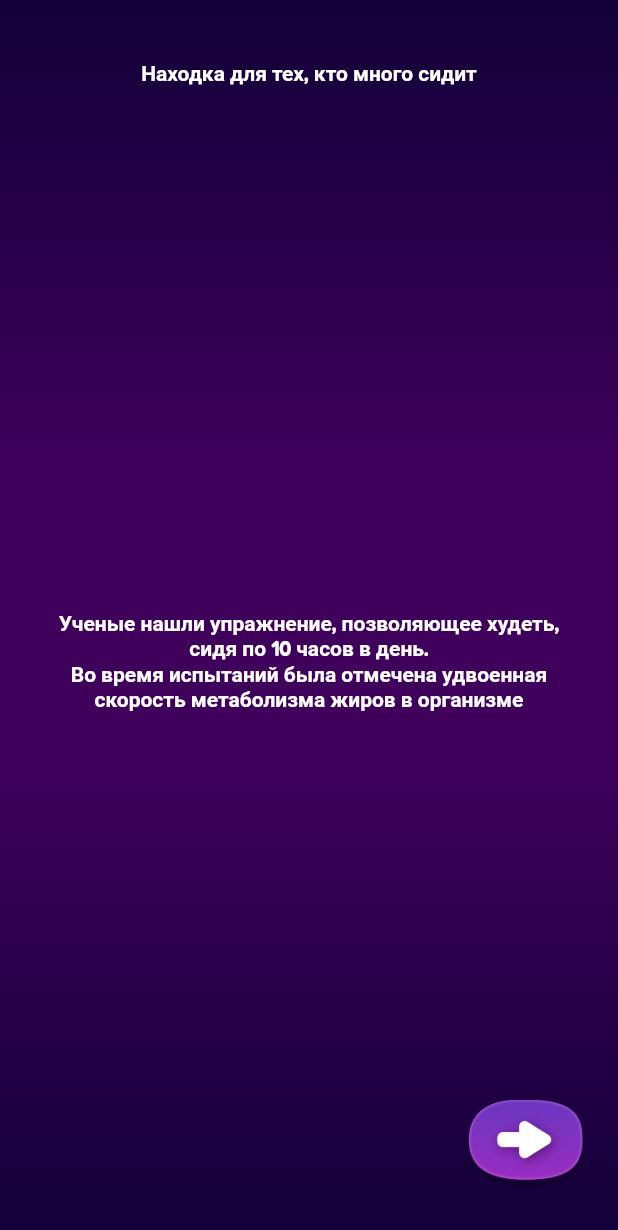
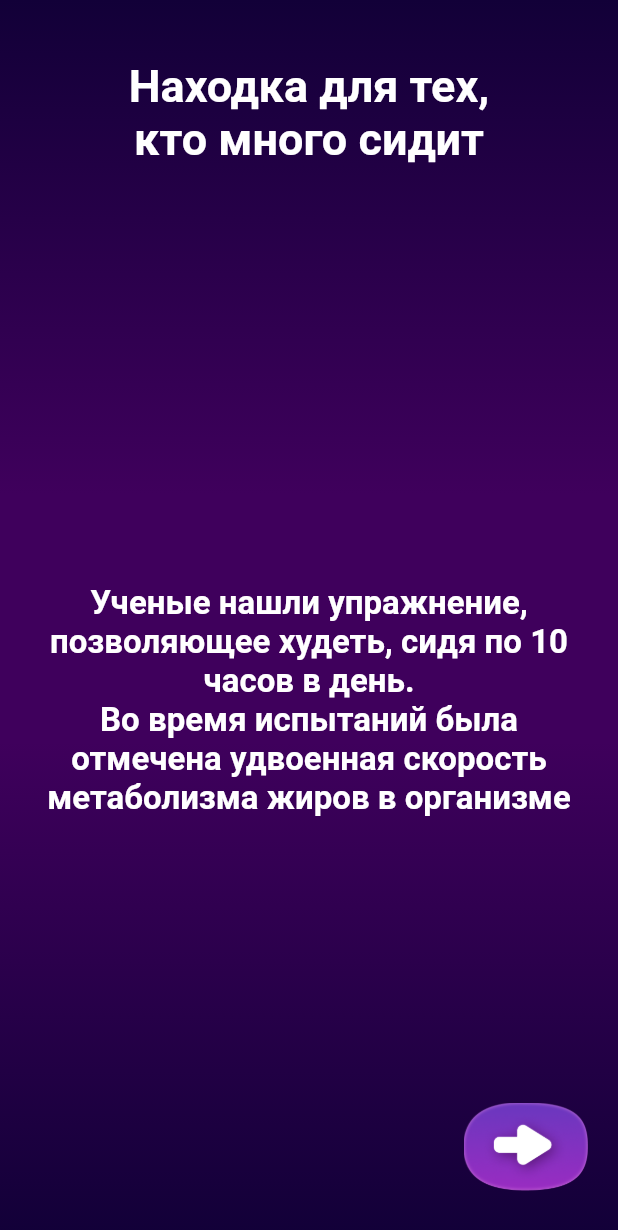
Before and after one commit to AlexMobile-l/lazy_fit, a Flutter app: the screen it shows after launch, on a phone screen of 412 x 824 dp. Shown: the top 1230 px of the screen. Run offline on Flutter 3.47's test engine with Material 2 defaults, Android fonts, the light colour scheme and no system bars; our stand-ins replace shared_preferences.

Commit message:
add buttons

```diff
--- a/lib/main.dart
+++ b/lib/main.dart
@@ -11,7 +11,6 @@ void main() {
 class MyApp extends StatelessWidget {
   const MyApp({super.key});
 
-  // This widget is the root of your application.
   @override
   Widget build(BuildContext context) {
     return MaterialApp(
--- /dev/null
+++ b/lib/presentation/common_widgets/buttons/button_medium.dart
@@ -0,0 +1,29 @@
+import 'package:flutter/material.dart';
+import 'package:lazy_fit/presentation/theme/theme_text_style.dart';
+
+class ButtonMedium extends StatelessWidget {
+  final String text;
+  const ButtonMedium(this.text, {super.key});
+
+  @override
+  Widget build(BuildContext context) {
+    return SizedBox(
+      width: 146,
+      height: 59,
+      child: Stack(
+        children: [
+          Image.asset(
+            'assets/buttons/button_medium.png',
+          ),
+          Align(
+            alignment: Alignment.center,
+            child: Text(
+              text,
+              style: ThemeTextStyle.s22w600.copyWith(color: Colors.white),
+            ),
+          ),
+        ],
+      ),
+    );
+  }
+}
--- /dev/null
+++ b/lib/presentation/common_widgets/buttons/button_small.dart
@@ -0,0 +1,32 @@
+import 'package:flutter/material.dart';
+
+class ButtonSmall extends StatelessWidget {
+  final String text;
+  final bool arrowRightVisibility;
+  const ButtonSmall(
+      {this.text = '', this.arrowRightVisibility = false, super.key});
+
+  @override
+  Widget build(BuildContext context) {
+    return SizedBox(
+      width: 83,
+      height: 59,
+      child: Stack(
+        children: [
+          Image.asset(
+            'assets/buttons/button_small.png',
+          ),
+          if (text.isNotEmpty) Text(text),
+          if (arrowRightVisibility)
+            Align(
+              alignment: Alignment.center,
+              child: Image.asset(
+                'assets/icons/arrow_right.png',
+                width: 58,
+              ),
+            ),
+        ],
+      ),
+    );
+  }
+}
--- a/lib/presentation/common_widgets/buttons/small_next_button.dart
+++ /dev/null
@@ -1,18 +0,0 @@
-import 'package:flutter/material.dart';
-
-class SmallNextButton extends StatefulWidget {
-  const SmallNextButton({super.key});
-
-  @override
-  State<SmallNextButton> createState() => _SmallNextButtonState();
-}
-
-class _SmallNextButtonState extends State<SmallNextButton> {
-  @override
-  Widget build(BuildContext context) {
-    return SizedBox(
-      width: 83,
-      child: Image.asset('assets/buttons/small_next_button.png'),
-    );
-  }
-}
--- a/lib/presentation/screens/onboarding_screen.dart
+++ b/lib/presentation/screens/onboarding_screen.dart
@@ -1,7 +1,10 @@
 import 'package:flutter/material.dart';
-import 'package:lazy_fit/presentation/common_widgets/buttons/small_next_button.dart';
+import 'package:lazy_fit/presentation/common_widgets/buttons/button_medium.dart';
+import 'package:lazy_fit/presentation/common_widgets/buttons/button_small.dart';
 import 'package:lazy_fit/presentation/theme/gradients.dart';
 import 'package:lazy_fit/presentation/theme/theme_text_style.dart';
+import 'package:lazy_fit/states/splash_state.dart';
+import 'package:provider/provider.dart';
 
 enum PositionPage {
   pageFirst,
@@ -95,7 +98,7 @@ class _OnboardingScreenState extends State<OnboardingScreen>
                     top: 0,
                     left: positionPageFirst(screenWidth),
                     child: const _Content(
-                      title: 'Находка для тех, кто много сидит',
+                      title: 'Находка для тех,\nкто много сидит',
                       body:
                           'Ученые нашли упражнение, позволяющее худеть, сидя по 10 часов в день.\nВо время испытаний была отмечена удвоенная скорость метаболизма жиров в организме',
                     ),
@@ -112,9 +115,18 @@ class _OnboardingScreenState extends State<OnboardingScreen>
                   Align(
                     alignment: Alignment.bottomRight,
                     child: Container(
-                        margin: const EdgeInsets.only(right: 20, bottom: 30),
-                        child: GestureDetector(
-                            onTap: move, child: const SmallNextButton())),
+                      margin: const EdgeInsets.only(right: 20, bottom: 30),
+                      child: GestureDetector(
+                        onTap: position != PositionPage.pageSecond
+                            ? move
+                            : context.read<SplashState>().setFirstEntry,
+                        child: position != PositionPage.pageSecond
+                            ? const ButtonSmall(
+                                arrowRightVisibility: true,
+                              )
+                            : const ButtonMedium('Поехали'),
+                      ),
+                    ),
                   )
                 ]);
               }),
@@ -144,13 +156,13 @@ class _Content extends StatelessWidget {
             padding: const EdgeInsets.only(top: 40),
             child: Text(
               title,
-              style: ThemeTextStyle.s14w600.copyWith(color: Colors.white),
+              style: ThemeTextStyle.s30w600.copyWith(color: Colors.white),
               textAlign: TextAlign.center,
             ),
           ),
           Text(
             body,
-            style: ThemeTextStyle.s14w600.copyWith(color: Colors.white),
+            style: ThemeTextStyle.s22w600.copyWith(color: Colors.white),
             textAlign: TextAlign.center,
           ),
           const SizedBox(),
--- a/lib/presentation/screens/splash_screen.dart
+++ b/lib/presentation/screens/splash_screen.dart
@@ -3,14 +3,13 @@ import 'package:lazy_fit/presentation/screens/main_screen.dart';
 import 'package:lazy_fit/presentation/screens/onboarding_screen.dart';
 import 'package:lazy_fit/states/splash_state.dart';
 import 'package:provider/provider.dart';
-import 'package:shared_preferences/shared_preferences.dart';
 
 class SplashScreen extends StatelessWidget {
   const SplashScreen({super.key});
 
   @override
   Widget build(BuildContext context) {
-    bool firstEntry = context.read<SplashState>().firstEntry;
+    bool firstEntry = context.watch<SplashState>().firstEntry;
     return firstEntry ? const OnboardingScreen() : const MainScreen();
   }
 }
--- a/lib/presentation/theme/theme_text_style.dart
+++ b/lib/presentation/theme/theme_text_style.dart
@@ -1,11 +1,23 @@
 import 'package:flutter/material.dart';
 
 class ThemeTextStyle {
-  static const fontFamily = "Fredoka";
+  static const fontFamily = "Roboto";
 
   static double _getFontSize(double fontSize) {
     return fontSize;
   }
+
+  static TextStyle get s30w600 => TextStyle(
+        fontFamily: fontFamily,
+        fontSize: _getFontSize(30),
+        fontWeight: FontWeight.w600,
+      );
+
+  static TextStyle get s22w600 => TextStyle(
+        fontFamily: fontFamily,
+        fontSize: _getFontSize(22),
+        fontWeight: FontWeight.w600,
+      );
 
   static TextStyle get s14w600 => TextStyle(
         fontFamily: fontFamily,
--- a/lib/states/splash_state.dart
+++ b/lib/states/splash_state.dart
@@ -10,5 +10,10 @@ class SplashState extends ChangeNotifier {
   void init() async {
     _prefs = await SharedPreferences.getInstance();
   }
-  // final
+
+  void setFirstEntry() {
+    firstEntry = false;
+    notifyListeners();
+    print('firstEntry = $firstEntry');
+  }
 }
```
Also changed, not shown: assets/buttons/button_big.png (added), assets/buttons/button_medium.png (added), assets/buttons/button_small.png (added), assets/buttons/medium_button.png (deleted), assets/buttons/small_next_button.png (deleted), assets/icons/arrow_right.png (added).
